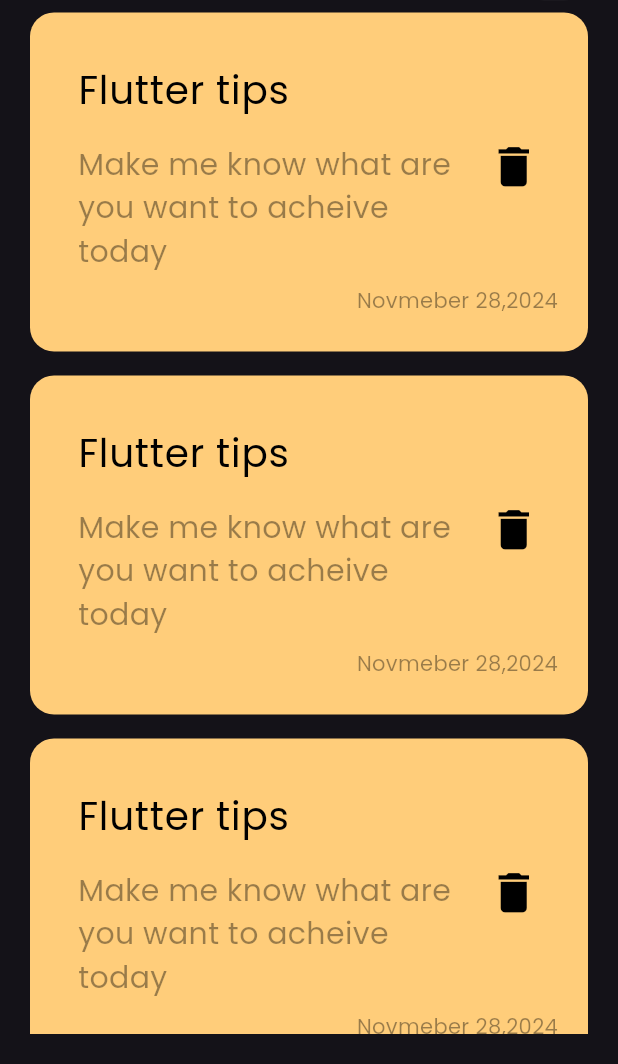
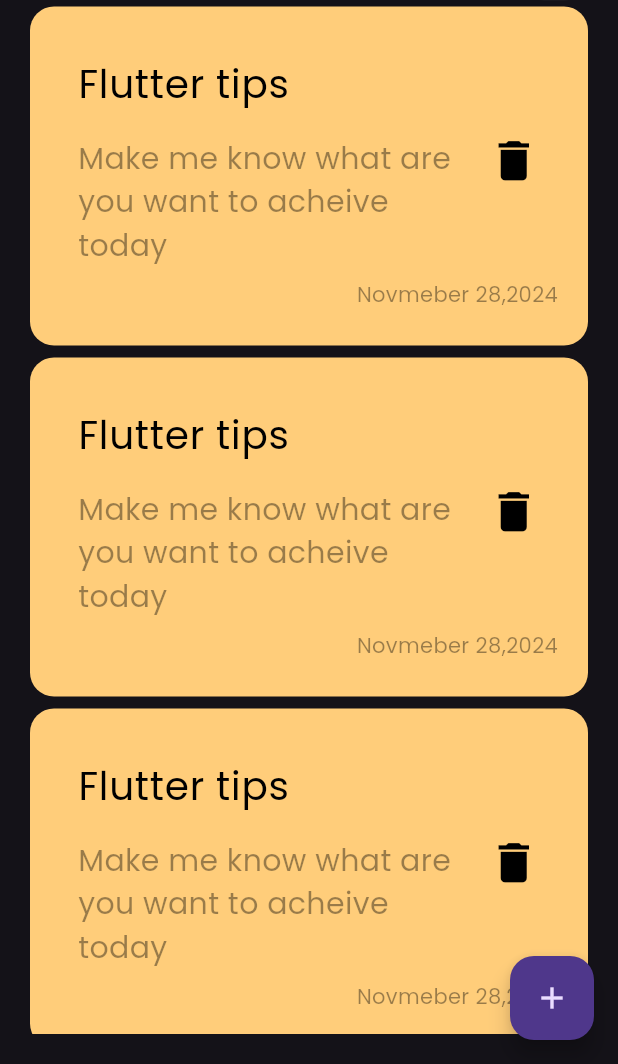
Before and after one commit to mohamedmostafa75/notesapp, a Flutter app: the screen it shows after launch, on a phone screen of 412 x 824 dp, the part 172-1236 px from its top. Run offline on Flutter 3.47's test engine with Material 3 defaults, Android fonts, the phone set to English and light mode, and no system bars.

Commit message:
floating action button

```diff
--- a/lib/views/home_views.dart
+++ b/lib/views/home_views.dart
@@ -6,8 +6,9 @@ class HomeView extends StatelessWidget {
 
   @override
   Widget build(BuildContext context) {
-    return const Scaffold(
-      body: Notesviewbody(),
+    return  Scaffold(
+      floatingActionButton: FloatingActionButton(onPressed: (){},child: Icon(Icons.add),),
+      body:const Notesviewbody(),
     );
   }
 }
--- a/lib/widgets/NotesListview.dart
+++ b/lib/widgets/NotesListview.dart
@@ -9,7 +9,7 @@ class NotesListview extends StatelessWidget {
     return ListView.builder(
       itemBuilder: (context, index) {
         return Padding(
-          padding: const EdgeInsets.symmetric(vertical: 8.0),
+          padding: const EdgeInsets.symmetric(vertical: 4.0),
           child: Notesitems(),
         );
       },
```
